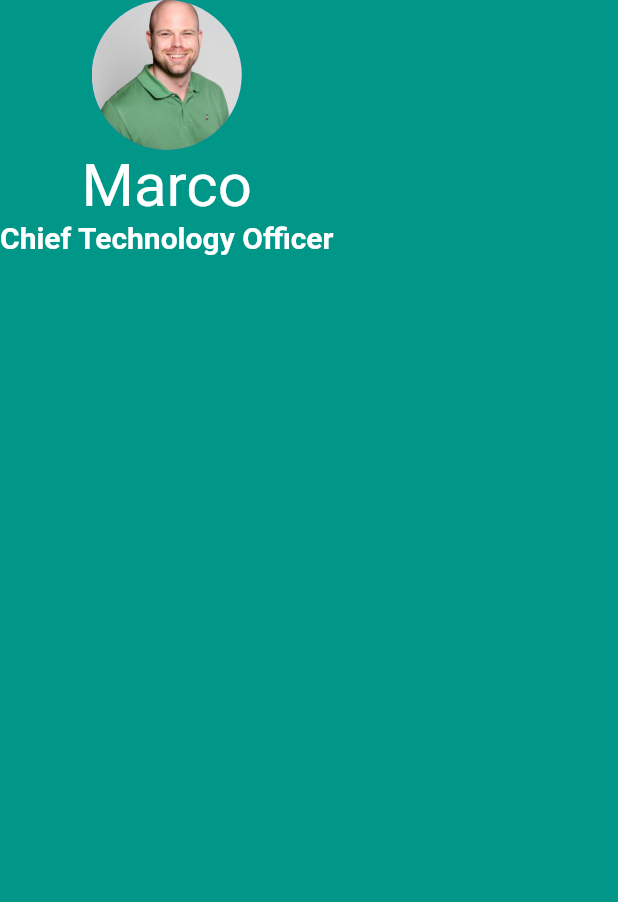
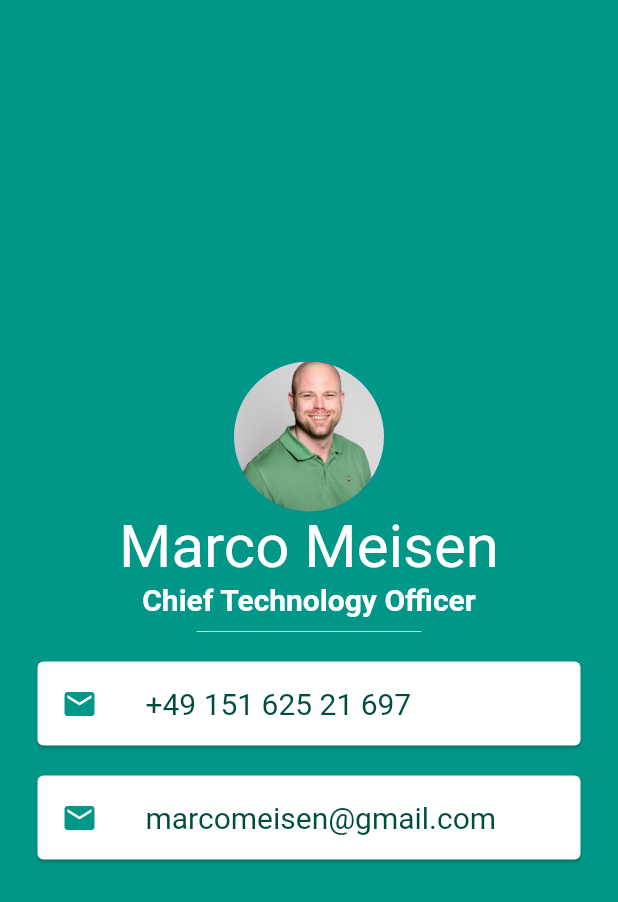
Before and after one commit to marcomeisen/mi_card_flutter, a Flutter app: the screen it shows after launch, on a phone screen of 412 x 824 dp. Shown: the top 902 px of the screen. Run offline on Flutter 3.47's test engine with Material 2 defaults, Android fonts, the phone set to English and light mode, and no system bars; Roboto replaces fonts that are missing (fonts/Blinker-Regular, fonts/RobotoMono).

Commit message:
MiCard finalized

```diff
--- a/lib/main.dart
+++ b/lib/main.dart
@@ -12,22 +12,21 @@ class MyApp extends StatelessWidget {
         backgroundColor: Colors.teal,
         body: SafeArea(
             child: Column(
+          mainAxisAlignment: MainAxisAlignment.center,
           children: <Widget>[
             CircleAvatar(
               radius: 50,
               backgroundImage: AssetImage('images/Profil_2.jpg'),
             ),
-                Container(
-                    child: Text(
-                      'Marco',
+            Text(
+              'Marco Meisen',
               style: TextStyle(
                 fontFamily: 'fonts/RobotoMono',
                 fontSize: 40,
                 color: Colors.white,
               ),
-                    )),
-                Container(
-                  child: Text(
+            ),
+            Text(
               'Chief Technology Officer',
               style: TextStyle(
                   fontFamily: 'fonts/Blinker-Regular',
@@ -35,8 +34,43 @@ class MyApp extends StatelessWidget {
                   color: Colors.white,
                   fontWeight: FontWeight.bold),
             ),
+            SizedBox(
+              height: 20,
+              width: 150.0,
+              child: Divider(
+                color: Colors.teal.shade100,
               ),
-
+            ),
+            Card(
+                margin: EdgeInsets.symmetric(vertical: 10.0, horizontal: 25.0),
+                child: ListTile(
+                    leading: Icon(
+                      Icons.email,
+                      color: Colors.teal,
+                    ),
+                    title: Text(
+                      '+49 151 625 21 697',
+                      style: TextStyle(
+                        color: Colors.teal.shade900,
+                        fontSize: 20,
+                      ),
+                    ))),
+            Card(
+              margin: EdgeInsets.symmetric(vertical: 10.0, horizontal: 25.0),
+              child: ListTile(
+                leading: Icon(
+                  Icons.email,
+                  color: Colors.teal,
+                ),
+                title: Text(
+                  'marcomeisen@gmail.com',
+                  style: TextStyle(
+                    color: Colors.teal.shade900,
+                    fontSize: 20,
+                  ),
+                ),
+              ),
+            ),
           ],
         )),
       ),
```
Also changed, not shown: 27 other files. Lines whose indentation alone changed are shown as unchanged.
